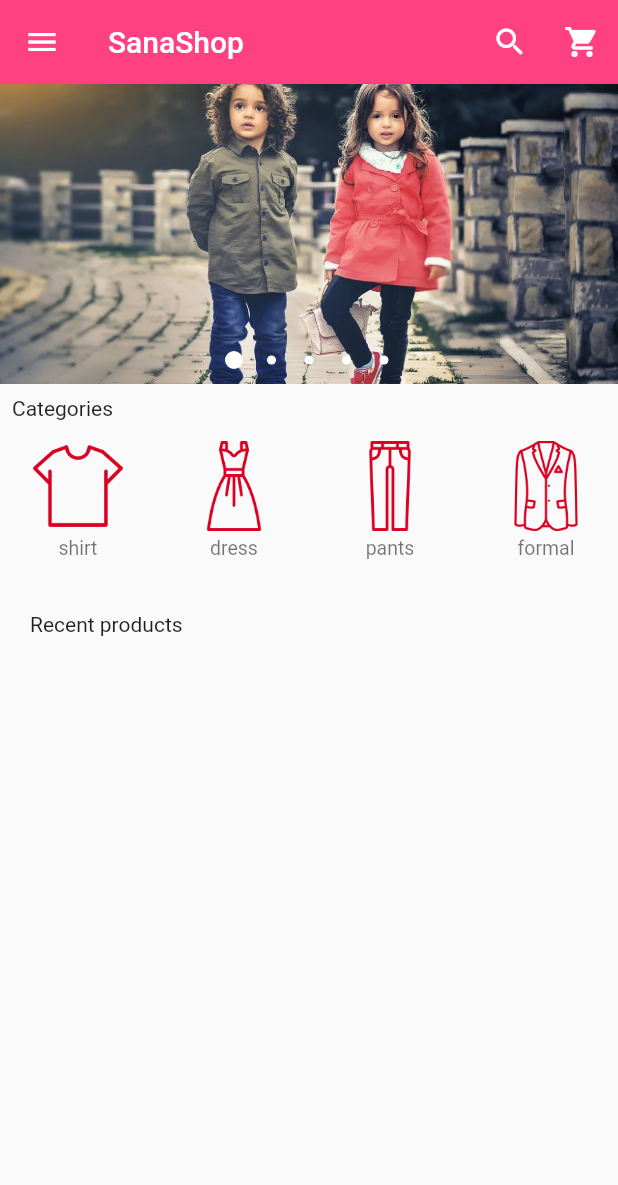
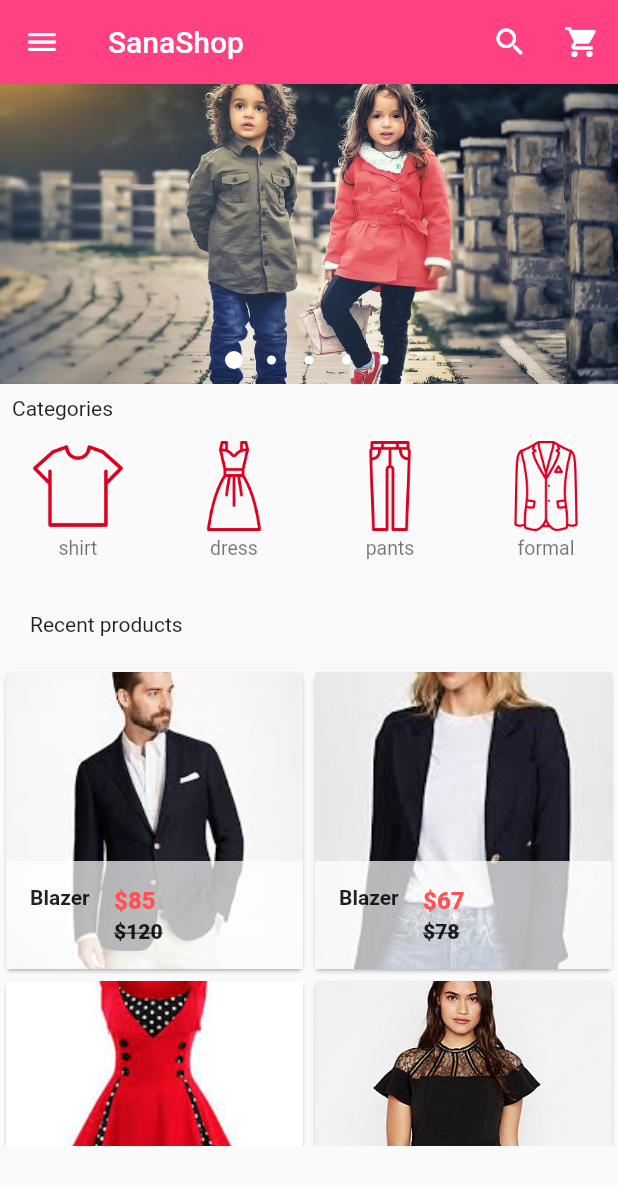
Before and after one commit to Sanaebadi97/Online-Fashion-Store, a Flutter app: the screen it shows after launch, on a phone screen of 412 x 824 dp. Shown: the top 1185 px of the screen. Run offline on Flutter 3.47's test engine with Material 2 defaults, Android fonts, the phone set to English and light mode, and no system bars; drawn by our look-alikes of carousel_pro.

Commit message:
The Recent Product Be Ok

```diff
--- /dev/null
+++ b/lib/componets/products.dart
@@ -0,0 +1,151 @@
+import 'package:flutter/material.dart';
+
+class Products extends StatefulWidget {
+  @override
+  _ProductsState createState() => _ProductsState();
+}
+
+class _ProductsState extends State<Products> {
+  var products_list = [
+    {
+      "name": "Blazer",
+      "picture": "images/products/blazer1.jpeg",
+      "old_price": 120,
+      "price": 85
+    },
+    {
+      "name": "Blazer",
+      "picture": "images/products/blazer2.jpeg",
+      "old_price": 78,
+      "price": 67
+    },
+    {
+      "name": "Dress",
+      "picture": "images/products/dress1.jpeg",
+      "old_price": 45,
+      "price": 89
+    },
+    {
+      "name": "Dress",
+      "picture": "images/products/dress2.jpeg",
+      "old_price": 23,
+      "price": 78
+    },
+    {
+      "name": "Hills",
+      "picture": "images/products/hills1.jpeg",
+      "old_price": 34,
+      "price": 67
+    },
+    {
+      "name": "Dress",
+      "picture": "images/products/hills2.jpeg",
+      "old_price": 98,
+      "price": 34
+    },
+    {
+      "name": "Dress",
+      "picture": "images/products/hills2.jpeg",
+      "old_price": 98,
+      "price": 45
+    },
+    {
+      "name": "Pants",
+      "picture": "images/products/pants1.jpg",
+      "old_price": 67,
+      "price": 45
+    },
+    {
+      "name": "Pants",
+      "picture": "images/products/pants2.jpeg",
+      "old_price": 34,
+      "price": 23
+    },
+    {
+      "name": "Shoe",
+      "picture": "images/products/shoe1.jpg",
+      "old_price": 400,
+      "price": 389
+    },
+    {
+      "name": "Skirt",
+      "picture": "images/products/skt1.jpeg",
+      "old_price": 67,
+      "price": 56
+    },
+    {
+      "name": "Skirt",
+      "picture": "images/products/skt2.jpeg",
+      "old_price": 55,
+      "price": 34
+    },
+  ];
+
+  @override
+  Widget build(BuildContext context) {
+    return GridView.builder(
+      itemCount: products_list.length,
+      gridDelegate:
+          SliverGridDelegateWithFixedCrossAxisCount(crossAxisCount: 2),
+      itemBuilder: (BuildContext context, int index) {
+        return SingleProd(
+          prod_name: products_list[index]['name'],
+          prod_pics: products_list[index]['picture'],
+          prod_old_price: products_list[index]['old_price'],
+          prod_price: products_list[index]['price'],
+        );
+      },
+    );
+  }
+}
+
+class SingleProd extends StatelessWidget {
+  final prod_name;
+  final prod_pics;
+  final prod_old_price;
+  final prod_price;
+
+  const SingleProd(
+      {this.prod_name, this.prod_pics, this.prod_old_price, this.prod_price});
+
+  @override
+  Widget build(BuildContext context) {
+    return Container(
+      child: Card(
+        child: Hero(
+          tag: prod_name,
+          child: Material(
+            child: InkWell(
+              onTap: () {},
+              child: GridTile(
+                footer: Container(
+                  color: Colors.white70,
+                  child: ListTile(
+                    leading: Text(
+                      prod_name,
+                      style: TextStyle(fontWeight: FontWeight.bold),
+                    ),
+                    title: Text(
+                      "\$$prod_price",
+                      style: TextStyle(
+                          color: Colors.redAccent, fontWeight: FontWeight.w800),
+                    ),
+                    subtitle: Text("\$$prod_old_price",
+                        style: TextStyle(
+                            color: Colors.black87,
+                            fontWeight: FontWeight.w800,
+                        decoration: TextDecoration.lineThrough)),
+                  ),
+                ),
+                child: Image.asset(
+                  prod_pics,
+                  fit: BoxFit.cover,
+                ),
+              ),
+            ),
+          ),
+        ),
+      ),
+    );
+  }
+}
--- a/lib/main.dart
+++ b/lib/main.dart
@@ -4,6 +4,7 @@ import 'package:flutter/services.dart';
 
 /*my own imports*/
 import 'package:flutter_wp/componets/horizontal_listview.dart';
+import 'package:flutter_wp/componets/products.dart';
 
 void main() {
   SystemChrome.setSystemUIOverlayStyle(SystemUiOverlayStyle(
@@ -180,6 +181,12 @@ class _HomePageState extends State<HomePage> {
             padding: const EdgeInsets.all(20),
             child: Text('Recent products'),
           ),
+
+          //grid view
+          Container(
+            height: 320,
+            child: Products(),
+          )
         ],
       ),
     );
```
Also changed, not shown: pubspec.yaml (+13 -0 lines).
